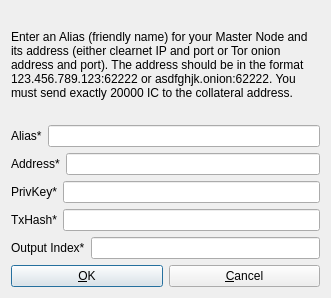
This is src/qt/forms/addeditadrenalinenode.ui in 1746644/TBC as Qt 5 draws it before an edit. The edited form follows.
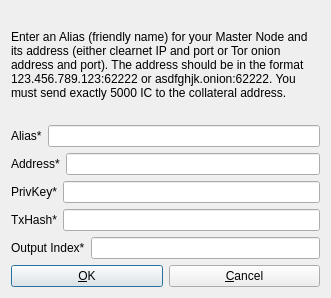
This is the edited form.

```diff
--- a/src/qt/forms/addeditadrenalinenode.ui
+++ b/src/qt/forms/addeditadrenalinenode.ui
@@ -26,7 +26,7 @@
       </sizepolicy>
      </property>
      <property name="text">
-      <string>&lt;html&gt;&lt;head/&gt;&lt;body&gt;&lt;p&gt;Enter an Alias (friendly name) for your Master Node and its address (either clearnet IP and port or Tor onion address and port). The address should be in the format 123.456.789.123:62222 or asdfghjk.onion:62222. You must send exactly 20000 IC to the collateral address.&lt;/p&gt;&lt;/body&gt;&lt;/html&gt;</string>
+      <string>&lt;html&gt;&lt;head/&gt;&lt;body&gt;&lt;p&gt;Enter an Alias (friendly name) for your Master Node and its address (either clearnet IP and port or Tor onion address and port). The address should be in the format 123.456.789.123:62222 or asdfghjk.onion:62222. You must send exactly 5000 IC to the collateral address.&lt;/p&gt;&lt;/body&gt;&lt;/html&gt;</string>
      </property>
      <property name="wordWrap">
       <bool>true</bool>
```
